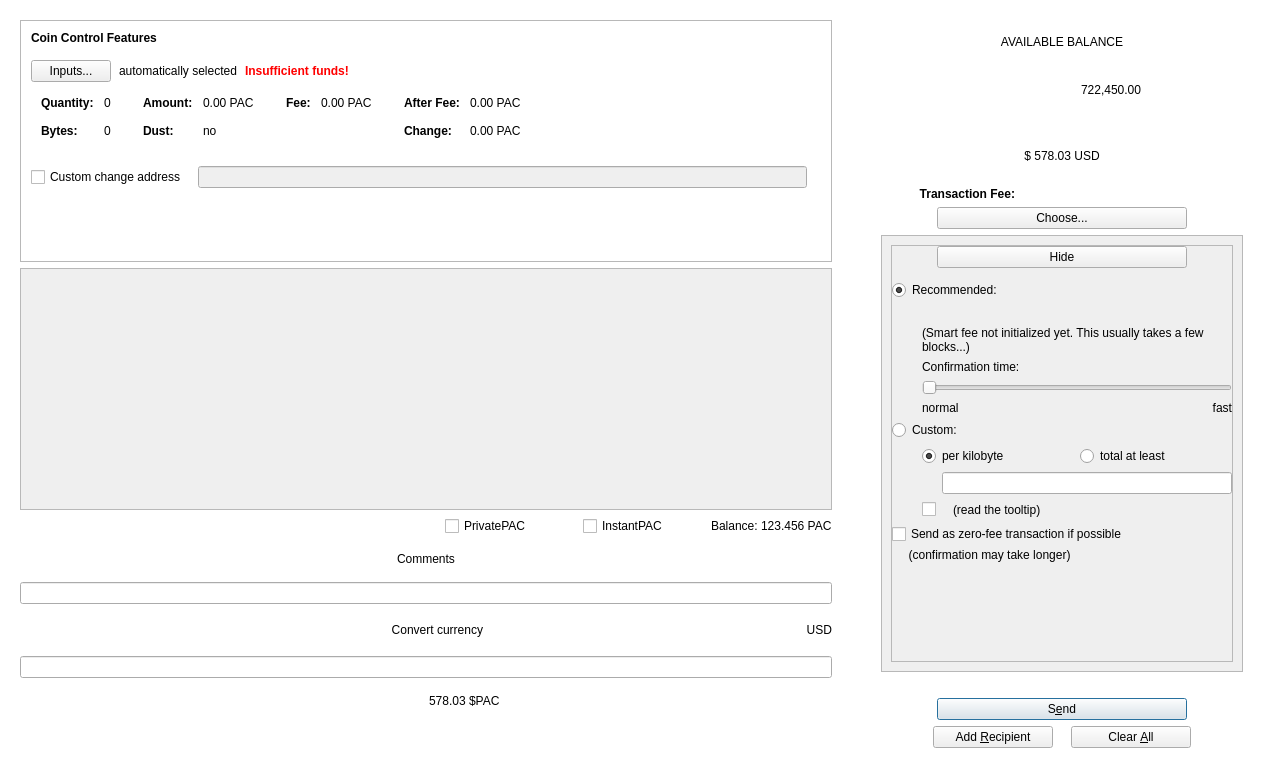
Qt form src/qt/forms/sendcoinsdialog.ui (PACCommunity/PAC) before a commit.
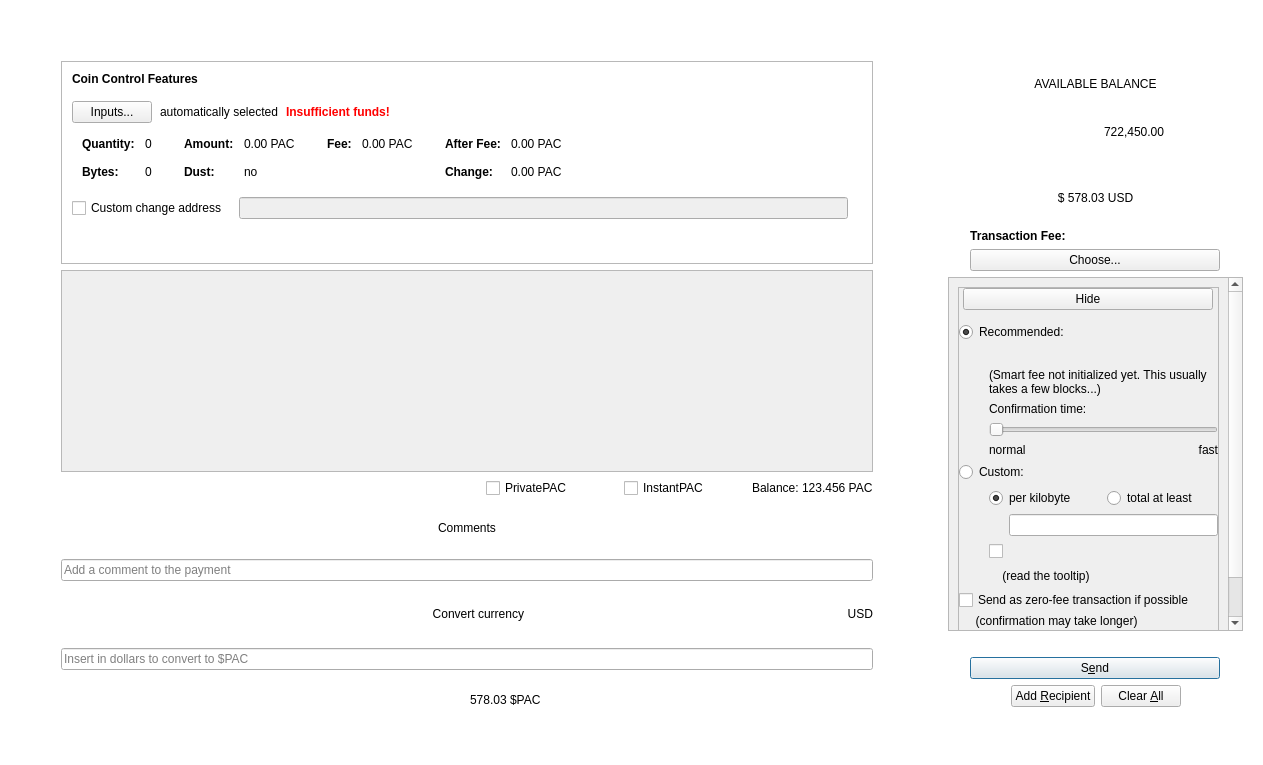
The same form after that commit. Custom widgets are drawn as their Qt base class.

Commit message: Private colors and shadow, send margin

Diff of the .ui file:
```diff
--- a/src/qt/forms/sendcoinsdialog.ui
+++ b/src/qt/forms/sendcoinsdialog.ui
@@ -48,6 +48,18 @@
         <string>container</string>
        </property>
        <layout class="QVBoxLayout" name="container">
+        <property name="leftMargin">
+         <number>50</number>
+        </property>
+        <property name="topMargin">
+         <number>50</number>
+        </property>
+        <property name="rightMargin">
+         <number>50</number>
+        </property>
+        <property name="bottomMargin">
+         <number>50</number>
+        </property>
         <item>
          <widget class="QFrame" name="frameCoinControl">
           <property name="sizePolicy">
@@ -622,7 +634,7 @@
              <x>0</x>
              <y>0</y>
              <width>811</width>
-             <height>212</height>
+             <height>194</height>
             </rect>
            </property>
            <property name="styleSheet">
@@ -796,7 +808,7 @@
              <enum>Qt::Vertical</enum>
             </property>
             <property name="sizeType">
-             <enum>QSizePolicy::Preferred</enum>
+             <enum>QSizePolicy::Expanding</enum>
             </property>
             <property name="sizeHint" stdset="0">
              <size>
@@ -825,7 +837,7 @@
              <enum>Qt::Vertical</enum>
             </property>
             <property name="sizeType">
-             <enum>QSizePolicy::Preferred</enum>
+             <enum>QSizePolicy::Expanding</enum>
             </property>
             <property name="sizeHint" stdset="0">
              <size>
@@ -837,6 +849,9 @@
           </item>
           <item>
            <widget class="QLineEdit" name="lineComment">
+            <property name="placeholderText">
+             <string>Add a comment to the payment</string>
+            </property>
             <property name="class" stdset="0">
              <string>LineEdit</string>
             </property>
@@ -848,7 +863,7 @@
              <enum>Qt::Vertical</enum>
             </property>
             <property name="sizeType">
-             <enum>QSizePolicy::Preferred</enum>
+             <enum>QSizePolicy::Expanding</enum>
             </property>
             <property name="sizeHint" stdset="0">
              <size>
@@ -907,7 +922,7 @@
              <enum>Qt::Vertical</enum>
             </property>
             <property name="sizeType">
-             <enum>QSizePolicy::Preferred</enum>
+             <enum>QSizePolicy::Expanding</enum>
             </property>
             <property name="sizeHint" stdset="0">
              <size>
@@ -919,6 +934,9 @@
           </item>
           <item>
            <widget class="QLineEdit" name="lineConvertCurrency">
+            <property name="placeholderText">
+             <string>Insert in dollars to convert to $PAC</string>
+            </property>
             <property name="class" stdset="0">
              <string>LineEdit</string>
             </property>
@@ -930,7 +948,7 @@
              <enum>Qt::Vertical</enum>
             </property>
             <property name="sizeType">
-             <enum>QSizePolicy::Preferred</enum>
+             <enum>QSizePolicy::Expanding</enum>
             </property>
             <property name="sizeHint" stdset="0">
              <size>
@@ -963,22 +981,6 @@
           </item>
          </layout>
         </item>
-        <item>
-         <spacer name="verticalSpacer_8">
-          <property name="orientation">
-           <enum>Qt::Vertical</enum>
-          </property>
-          <property name="sizeType">
-           <enum>QSizePolicy::Preferred</enum>
-          </property>
-          <property name="sizeHint" stdset="0">
-           <size>
-            <width>20</width>
-            <height>40</height>
-           </size>
-          </property>
-         </spacer>
-        </item>
        </layout>
       </widget>
      </item>
@@ -1007,7 +1009,16 @@
        </property>
        <layout class="QVBoxLayout" name="verticalLayout_3">
         <property name="leftMargin">
-         <number>40</number>
+         <number>25</number>
+        </property>
+        <property name="topMargin">
+         <number>50</number>
+        </property>
+        <property name="rightMargin">
+         <number>9</number>
+        </property>
+        <property name="bottomMargin">
+         <number>50</number>
         </property>
         <item>
          <layout class="QGridLayout" name="gridLayout_2">
@@ -1182,7 +1193,7 @@
             <property name="minimumSize">
              <size>
               <width>100</width>
-              <height>10</height>
+              <height>15</height>
              </size>
             </property>
             <property name="text">
@@ -1201,7 +1212,7 @@
                <enum>Qt::Horizontal</enum>
               </property>
               <property name="sizeType">
-               <enum>QSizePolicy::Preferred</enum>
+               <enum>QSizePolicy::Expanding</enum>
               </property>
               <property name="sizeHint" stdset="0">
                <size>
@@ -1261,7 +1272,7 @@
                <enum>Qt::Horizontal</enum>
               </property>
               <property name="sizeType">
-               <enum>QSizePolicy::Preferred</enum>
+               <enum>QSizePolicy::Expanding</enum>
               </property>
               <property name="sizeHint" stdset="0">
                <size>
@@ -1383,10 +1394,10 @@
             <widget class="QWidget" name="scrollAreaWidgetContents_3">
              <property name="geometry">
               <rect>
-               <x>0</x>
-               <y>0</y>
-               <width>345</width>
-               <height>458</height>
+               <x>-2</x>
+               <y>-141</y>
+               <width>293</width>
+               <height>484</height>
               </rect>
              </property>
              <layout class="QVBoxLayout" name="verticalLayout_6">
@@ -1777,9 +1788,15 @@
                             </item>
                             <item>
                              <widget class="QCheckBox" name="checkBoxMinimumFee">
+                              <property name="sizePolicy">
+                               <sizepolicy hsizetype="Expanding" vsizetype="Fixed">
+                                <horstretch>0</horstretch>
+                                <verstretch>0</verstretch>
+                               </sizepolicy>
+                              </property>
                               <property name="maximumSize">
                                <size>
-                                <width>25</width>
+                                <width>16777215</width>
                                 <height>16777215</height>
                                </size>
                               </property>
@@ -1791,26 +1808,46 @@
                               </property>
                              </widget>
                             </item>
-                            <item>
-                             <widget class="QLabel" name="labelMinFeeWarning">
-                              <property name="enabled">
-                               <bool>true</bool>
-                              </property>
-                              <property name="toolTip">
-                               <string>Paying only the minimum fee is just fine as long as there is less transaction volume than space in the blocks.&lt;br /&gt;But be aware that this can end up in a never confirming transaction once there is more demand for paccoin transactions than the network can process.</string>
-                              </property>
-                              <property name="text">
-                               <string>(read the tooltip)</string>
-                              </property>
-                              <property name="margin">
-                               <number>5</number>
-                              </property>
-                             </widget>
-                            </item>
                            </layout>
                           </item>
                          </layout>
                         </item>
+                        <item row="3" column="0">
+                         <layout class="QHBoxLayout" name="horizontalLayout_11">
+                          <item>
+                           <spacer name="horizontalSpacer_14">
+                            <property name="orientation">
+                             <enum>Qt::Horizontal</enum>
+                            </property>
+                            <property name="sizeType">
+                             <enum>QSizePolicy::Fixed</enum>
+                            </property>
+                            <property name="sizeHint" stdset="0">
+                             <size>
+                              <width>30</width>
+                              <height>20</height>
+                             </size>
+                            </property>
+                           </spacer>
+                          </item>
+                          <item>
+                           <widget class="QLabel" name="labelMinFeeWarning">
+                            <property name="enabled">
+                             <bool>true</bool>
+                            </property>
+                            <property name="toolTip">
+                             <string>Paying only the minimum fee is just fine as long as there is less transaction volume than space in the blocks.&lt;br /&gt;But be aware that this can end up in a never confirming transaction once there is more demand for paccoin transactions than the network can process.</string>
+                            </property>
+                            <property name="text">
+                             <string>    (read the tooltip)</string>
+                            </property>
+                            <property name="margin">
+                             <number>5</number>
+                            </property>
+                           </widget>
+                          </item>
+                         </layout>
+                        </item>
                        </layout>
                       </item>
                       <item>
```
Left out of the diff: 3 changed lines with no effect on the pictures. The commit also changes 4 other files.
